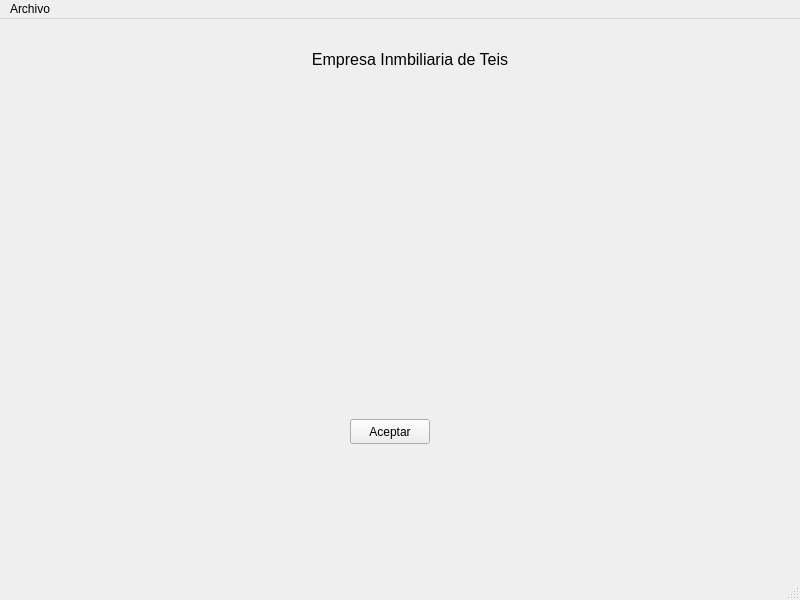
Old version of the form venPrincipal.ui in the repository Jorgedehaz/DI.
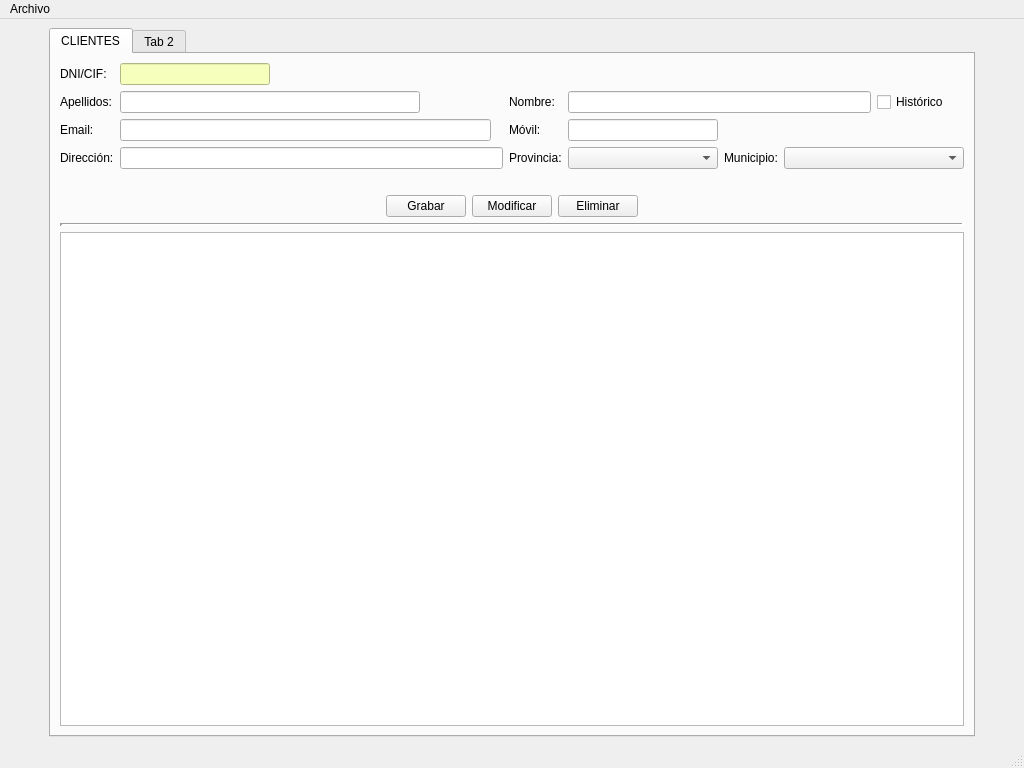
New version of the form. Icons and pictures are not drawn.

Patch:
```diff
--- a/venPrincipal.ui
+++ b/venPrincipal.ui
@@ -6,67 +6,378 @@
    <rect>
     <x>0</x>
     <y>0</y>
-    <width>800</width>
-    <height>600</height>
+    <width>1024</width>
+    <height>768</height>
    </rect>
   </property>
+  <property name="sizePolicy">
+   <sizepolicy hsizetype="Fixed" vsizetype="Fixed">
+    <horstretch>0</horstretch>
+    <verstretch>0</verstretch>
+   </sizepolicy>
+  </property>
   <property name="windowTitle">
    <string>InmoTeis</string>
   </property>
+  <property name="windowIcon">
+   <iconset>
+    <normaloff>img/iconoInmo.ico</normaloff>img/iconoInmo.ico</iconset>
+  </property>
+  <property name="layoutDirection">
+   <enum>Qt::LeftToRight</enum>
+  </property>
   <widget class="QWidget" name="centralwidget">
-   <widget class="QPushButton" name="pushButton">
-    <property name="geometry">
-     <rect>
-      <x>350</x>
-      <y>400</y>
-      <width>80</width>
-      <height>25</height>
-     </rect>
-    </property>
-    <property name="minimumSize">
-     <size>
-      <width>80</width>
-      <height>25</height>
-     </size>
-    </property>
-    <property name="maximumSize">
-     <size>
-      <width>80</width>
-      <height>25</height>
-     </size>
-    </property>
-    <property name="text">
-     <string>Aceptar</string>
-    </property>
-   </widget>
-   <widget class="QLabel" name="lblTitulo">
-    <property name="geometry">
-     <rect>
-      <x>270</x>
-      <y>30</y>
-      <width>280</width>
-      <height>20</height>
-     </rect>
-    </property>
-    <property name="font">
-     <font>
-      <pointsize>12</pointsize>
-     </font>
-    </property>
-    <property name="text">
-     <string>Empresa Inmbiliaria de Teis</string>
-    </property>
-    <property name="alignment">
-     <set>Qt::AlignCenter</set>
-    </property>
-   </widget>
+   <layout class="QGridLayout" name="gridLayout">
+    <item row="0" column="1">
+     <spacer name="horizontalSpacer">
+      <property name="orientation">
+       <enum>Qt::Horizontal</enum>
+      </property>
+      <property name="sizeType">
+       <enum>QSizePolicy::Fixed</enum>
+      </property>
+      <property name="sizeHint" stdset="0">
+       <size>
+        <width>40</width>
+        <height>20</height>
+       </size>
+      </property>
+     </spacer>
+    </item>
+    <item row="0" column="6">
+     <spacer name="horizontalSpacer_2">
+      <property name="orientation">
+       <enum>Qt::Horizontal</enum>
+      </property>
+      <property name="sizeType">
+       <enum>QSizePolicy::Fixed</enum>
+      </property>
+      <property name="sizeHint" stdset="0">
+       <size>
+        <width>40</width>
+        <height>20</height>
+       </size>
+      </property>
+     </spacer>
+    </item>
+    <item row="0" column="2">
+     <widget class="QTabWidget" name="panPrincipal">
+      <property name="sizePolicy">
+       <sizepolicy hsizetype="Expanding" vsizetype="Expanding">
+        <horstretch>0</horstretch>
+        <verstretch>0</verstretch>
+       </sizepolicy>
+      </property>
+      <property name="minimumSize">
+       <size>
+        <width>900</width>
+        <height>700</height>
+       </size>
+      </property>
+      <property name="maximumSize">
+       <size>
+        <width>16777213</width>
+        <height>16777215</height>
+       </size>
+      </property>
+      <property name="currentIndex">
+       <number>0</number>
+      </property>
+      <widget class="QWidget" name="pesClientes">
+       <attribute name="title">
+        <string>CLIENTES</string>
+       </attribute>
+       <layout class="QVBoxLayout" name="verticalLayout">
+        <item>
+         <layout class="QGridLayout" name="gridLayout_2">
+          <item row="2" column="0">
+           <widget class="QLabel" name="lblEmailcli">
+            <property name="text">
+             <string>Email:</string>
+            </property>
+           </widget>
+          </item>
+          <item row="1" column="5" colspan="3">
+           <widget class="QLineEdit" name="txtNomcli">
+            <property name="minimumSize">
+             <size>
+              <width>150</width>
+              <height>0</height>
+             </size>
+            </property>
+           </widget>
+          </item>
+          <item row="3" column="4">
+           <widget class="QLabel" name="lblProvcli">
+            <property name="minimumSize">
+             <size>
+              <width>0</width>
+              <height>0</height>
+             </size>
+            </property>
+            <property name="text">
+             <string>Provincia:</string>
+            </property>
+           </widget>
+          </item>
+          <item row="2" column="1">
+           <widget class="QLineEdit" name="txtEmailcli">
+            <property name="minimumSize">
+             <size>
+              <width>300</width>
+              <height>0</height>
+             </size>
+            </property>
+           </widget>
+          </item>
+          <item row="3" column="7" colspan="2">
+           <widget class="QComboBox" name="cmbMunicli">
+            <property name="minimumSize">
+             <size>
+              <width>180</width>
+              <height>0</height>
+             </size>
+            </property>
+           </widget>
+          </item>
+          <item row="3" column="5">
+           <widget class="QComboBox" name="cmbProvcli">
+            <property name="minimumSize">
+             <size>
+              <width>120</width>
+              <height>0</height>
+             </size>
+            </property>
+           </widget>
+          </item>
+          <item row="3" column="6">
+           <widget class="QLabel" name="lblMunicli">
+            <property name="text">
+             <string>Municipio:</string>
+            </property>
+           </widget>
+          </item>
+          <item row="0" column="0">
+           <widget class="QLabel" name="lblDni">
+            <property name="text">
+             <string>DNI/CIF:</string>
+            </property>
+           </widget>
+          </item>
+          <item row="1" column="0">
+           <widget class="QLabel" name="lblApelcli">
+            <property name="text">
+             <string>Apellidos:</string>
+            </property>
+           </widget>
+          </item>
+          <item row="1" column="1">
+           <widget class="QLineEdit" name="txtDnicli_2">
+            <property name="minimumSize">
+             <size>
+              <width>300</width>
+              <height>0</height>
+             </size>
+            </property>
+            <property name="maximumSize">
+             <size>
+              <width>300</width>
+              <height>16777215</height>
+             </size>
+            </property>
+           </widget>
+          </item>
+          <item row="0" column="1">
+           <widget class="QLineEdit" name="txtDnicli">
+            <property name="minimumSize">
+             <size>
+              <width>150</width>
+              <height>0</height>
+             </size>
+            </property>
+            <property name="maximumSize">
+             <size>
+              <width>150</width>
+              <height>16777215</height>
+             </size>
+            </property>
+            <property name="styleSheet">
+             <string notr="true">background-color:rgb(246, 255, 187);</string>
+            </property>
+           </widget>
+          </item>
+          <item row="1" column="8">
+           <widget class="QCheckBox" name="chkHistoriacli">
+            <property name="text">
+             <string>Histórico</string>
+            </property>
+           </widget>
+          </item>
+          <item row="3" column="0">
+           <widget class="QLabel" name="lblDircli">
+            <property name="text">
+             <string>Dirección:</string>
+            </property>
+           </widget>
+          </item>
+          <item row="3" column="1" colspan="3">
+           <widget class="QLineEdit" name="txtDircli">
+            <property name="minimumSize">
+             <size>
+              <width>300</width>
+              <height>0</height>
+             </size>
+            </property>
+           </widget>
+          </item>
+          <item row="2" column="4">
+           <widget class="QLabel" name="lblMovilcli">
+            <property name="text">
+             <string>Móvil:</string>
+            </property>
+           </widget>
+          </item>
+          <item row="2" column="5">
+           <widget class="QLineEdit" name="txtMovilcli">
+            <property name="minimumSize">
+             <size>
+              <width>150</width>
+              <height>0</height>
+             </size>
+            </property>
+            <property name="maximumSize">
+             <size>
+              <width>150</width>
+              <height>16777215</height>
+             </size>
+            </property>
+           </widget>
+          </item>
+          <item row="1" column="4">
+           <widget class="QLabel" name="lblNomcli">
+            <property name="text">
+             <string>Nombre:</string>
+            </property>
+           </widget>
+          </item>
+         </layout>
+        </item>
+        <item>
+         <spacer name="verticalSpacer">
+          <property name="orientation">
+           <enum>Qt::Vertical</enum>
+          </property>
+          <property name="sizeType">
+           <enum>QSizePolicy::Fixed</enum>
+          </property>
+          <property name="sizeHint" stdset="0">
+           <size>
+            <width>20</width>
+            <height>20</height>
+           </size>
+          </property>
+         </spacer>
+        </item>
+        <item>
+         <layout class="QHBoxLayout" name="horizontalLayout">
+          <item>
+           <spacer name="horizontalSpacer_4">
+            <property name="orientation">
+             <enum>Qt::Horizontal</enum>
+            </property>
+            <property name="sizeHint" stdset="0">
+             <size>
+              <width>40</width>
+              <height>20</height>
+             </size>
+            </property>
+           </spacer>
+          </item>
+          <item>
+           <widget class="QPushButton" name="btnGrabarcli">
+            <property name="text">
+             <string>Grabar</string>
+            </property>
+           </widget>
+          </item>
+          <item>
+           <widget class="QPushButton" name="btnModifcli">
+            <property name="text">
+             <string>Modificar</string>
+            </property>
+           </widget>
+          </item>
+          <item>
+           <widget class="QPushButton" name="btnDelecli">
+            <property name="text">
+             <string>Eliminar</string>
+            </property>
+           </widget>
+          </item>
+          <item>
+           <spacer name="horizontalSpacer_5">
+            <property name="orientation">
+             <enum>Qt::Horizontal</enum>
+            </property>
+            <property name="sizeHint" stdset="0">
+             <size>
+              <width>40</width>
+              <height>20</height>
+             </size>
+            </property>
+           </spacer>
+          </item>
+         </layout>
+        </item>
+        <item>
+         <widget class="Line" name="line">
+          <property name="frameShadow">
+           <enum>QFrame::Sunken</enum>
+          </property>
+          <property name="lineWidth">
+           <number>3</number>
+          </property>
+          <property name="orientation">
+           <enum>Qt::Horizontal</enum>
+          </property>
+         </widget>
+        </item>
+        <item>
+         <widget class="QTableWidget" name="tablaClientes"/>
+        </item>
+       </layout>
+      </widget>
+      <widget class="QWidget" name="tabConstruccion">
+       <attribute name="title">
+        <string>Tab 2</string>
+       </attribute>
+       <widget class="QLabel" name="label">
+        <property name="geometry">
+         <rect>
+          <x>260</x>
+          <y>275</y>
+          <width>381</width>
+          <height>51</height>
+         </rect>
+        </property>
+        <property name="text">
+         <string>PANEL EN CONSTRUCCION</string>
+        </property>
+        <property name="alignment">
+         <set>Qt::AlignCenter</set>
+        </property>
+       </widget>
+      </widget>
+     </widget>
+    </item>
+   </layout>
   </widget>
   <widget class="QMenuBar" name="menubar">
    <property name="geometry">
     <rect>
      <x>0</x>
      <y>0</y>
-     <width>800</width>
+     <width>1024</width>
      <height>21</height>
     </rect>
    </property>
```
